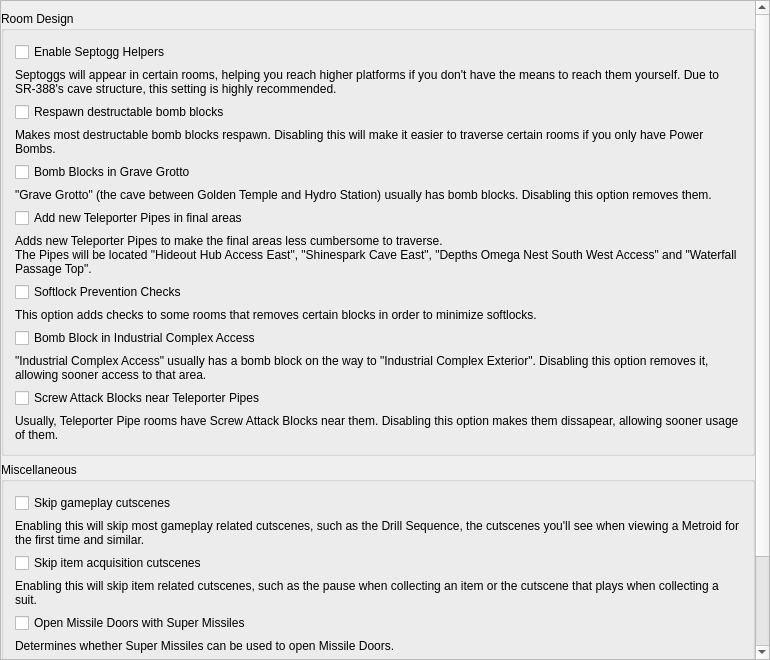
Before: the Qt Designer form randovania/gui/ui_files/preset_am2r_patches.ui in randovania/randovania, drawn with Qt 5.
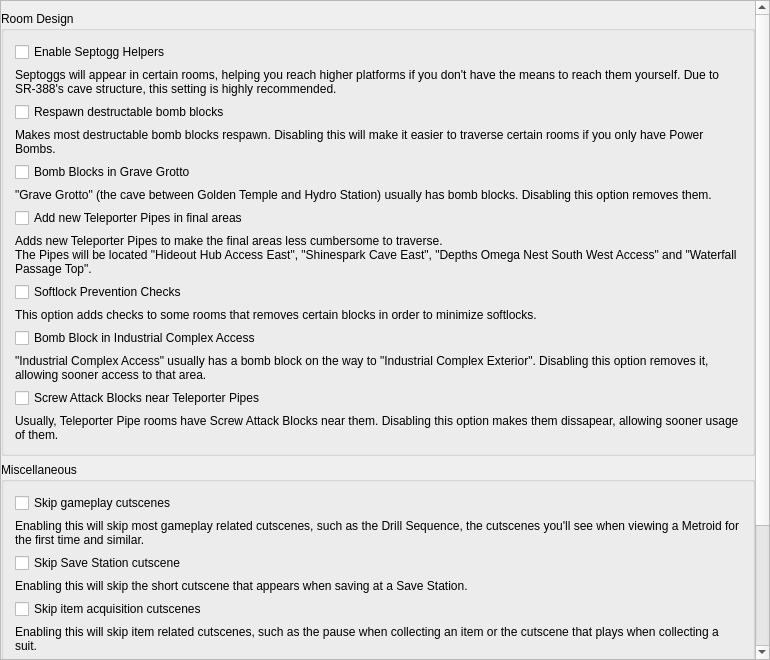
After: the same form once the commit is applied.

Commit message: AM2R: Add seperate option for save station cutscene

What changed in the file:
```diff
--- a/randovania/gui/ui_files/preset_am2r_patches.ui
+++ b/randovania/gui/ui_files/preset_am2r_patches.ui
@@ -44,7 +44,7 @@
          <x>0</x>
          <y>0</y>
          <width>745</width>
-         <height>892</height>
+         <height>944</height>
         </rect>
        </property>
        <layout class="QVBoxLayout" name="scroll_layout">
@@ -227,6 +227,23 @@
              </property>
             </widget>
            </item>
+           <item>
+            <widget class="QCheckBox" name="skip_save_cutscene_check">
+             <property name="text">
+              <string>Skip Save Station cutscene</string>
+             </property>
+            </widget>
+           </item>
+           <item>
+            <widget class="QLabel" name="skip_save_cutscene_label">
+             <property name="text">
+              <string>Enabling this will skip the short cutscene that appears when saving at a Save Station.</string>
+             </property>
+             <property name="wordWrap">
+              <bool>true</bool>
+             </property>
+            </widget>
+           </item>
            <item>
             <widget class="QCheckBox" name="skip_item_cutscenes_check">
              <property name="text">
```
The commit also changes 3 other files.
